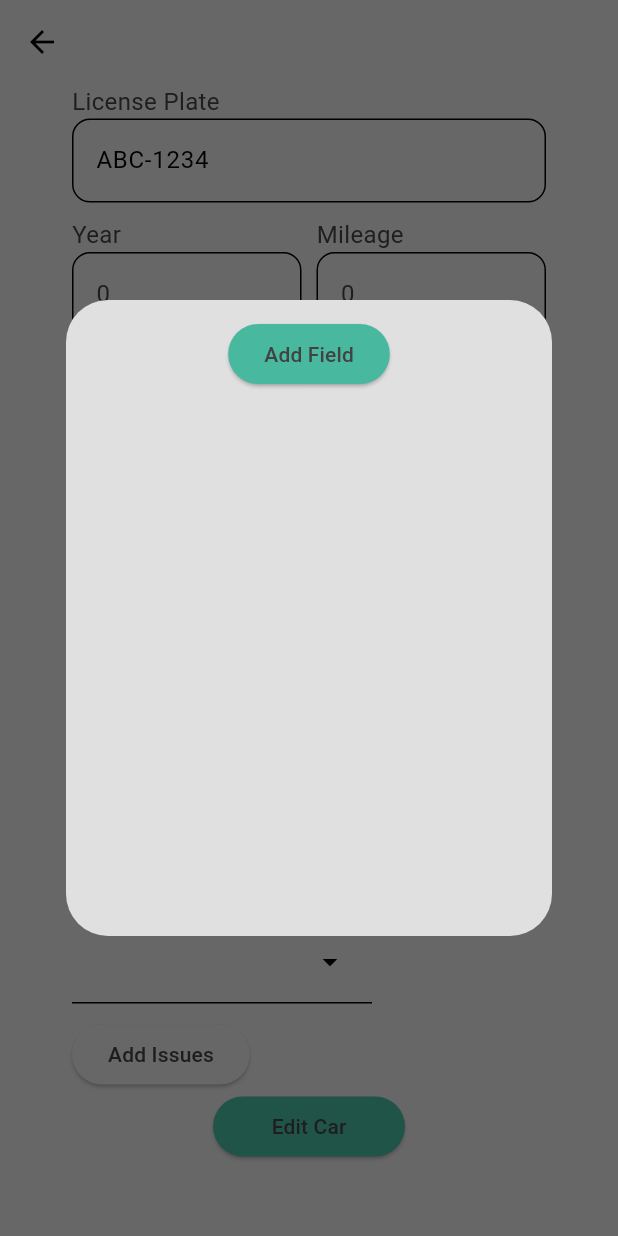
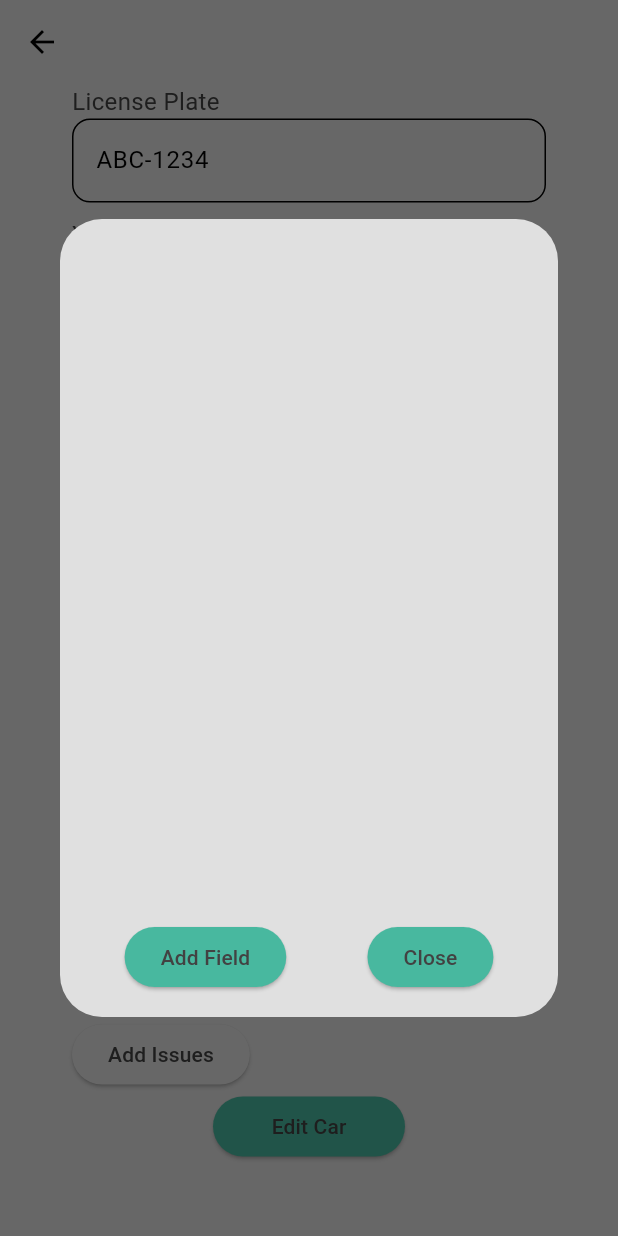
Before and after one commit to chrisgw4/CarStax-App, a Flutter app: the EditCarPage screen opened directly with empty values, after a tap on "Add Issues", on a phone screen of 412 x 824 dp. Run offline on Flutter 3.47's test engine with Material 3 defaults, Android fonts, the phone set to English and light mode, and no system bars; missing offline and left inert: dart:ffi, mongo_dart; network calls fail.

Commit message:
Added some extra padding to pages and made the issues popup larger and moved buttons to the bottom

```diff
--- a/car_stax/lib/pages/edit_car_page.dart
+++ b/car_stax/lib/pages/edit_car_page.dart
@@ -134,28 +134,13 @@ class _EditCarPageState extends State<EditCarPage> {
       child: StatefulBuilder(
         builder: (context, setDialogState) {
           return Container(
-            padding: EdgeInsets.all(12),
+            padding: EdgeInsets.all(16),
             child: SizedBox(
-              width: 300,
-              height: 400,
+              width: 350,
+              height: 500,
               child: Column(
                 children: [
-                  ElevatedButton(
-                    style: ElevatedButton.styleFrom(
-                      backgroundColor: Theme.of(context).colorScheme.tertiary,
-                    ),
-                    onPressed: () {
-                      setDialogState(() {
-                        warningList.add(TextEditingController());
-                      });
-                    },
-                    child: Text(
-                      "Add Field",
-                      style: TextStyle(color: Theme.of(context).colorScheme.inversePrimary),
-                    ),
-                  ),
 
-                  SizedBox(height: 10,),
 
                   Expanded(
                     child: StreamBuilder(
@@ -192,6 +177,42 @@ class _EditCarPageState extends State<EditCarPage> {
                     )
 
                   ),
+
+                  // Buttons
+                  SizedBox(height: 10,),
+                  Row(
+                    mainAxisAlignment: MainAxisAlignment.spaceAround,
+                    children: [
+                      ElevatedButton(
+                        style: ElevatedButton.styleFrom(
+                          backgroundColor: Theme.of(context).colorScheme.tertiary,
+                        ),
+                        onPressed: () {
+                          setDialogState(() {
+                            warningList.add(TextEditingController());
+                          });
+                        },
+                        child: Text(
+                          "Add Field",
+                          style: TextStyle(color: Theme.of(context).colorScheme.inversePrimary),
+                        ),
+                      ),
+
+                      ElevatedButton(
+                        style: ElevatedButton.styleFrom(
+                          backgroundColor: Theme.of(context).colorScheme.tertiary,
+                        ),
+                        onPressed: () {
+                          Navigator.pop(context);
+                        },
+                        child: Text(
+                          "Close",
+                          style: TextStyle(color: Theme.of(context).colorScheme.inversePrimary),
+                        ),
+                      ),
+                    ],
+                  )
+
                 ],
               ),
             ),
@@ -314,6 +335,7 @@ class _EditCarPageState extends State<EditCarPage> {
                   textAlign: TextAlign.center,
                   width: 200,
 
+
                   inputDecorationTheme: const InputDecorationTheme(
                     filled: true,
 
@@ -420,8 +442,11 @@ class _EditCarPageState extends State<EditCarPage> {
                             )
                         )
                     ),
+
                   ],
-                )
+
+                ),
+                SizedBox(height: 100,)
               ],
             ),
           ),
--- a/car_stax/lib/pages/home_page.dart
+++ b/car_stax/lib/pages/home_page.dart
@@ -60,14 +60,15 @@ class HomePage extends StatelessWidget {
 
 
           ),
-          padding: EdgeInsets.only(left: 48, right: 48, ),
+          padding: EdgeInsets.only(left: 48, right: 48,),
           child: Column(
             // Centers Text
             crossAxisAlignment: CrossAxisAlignment.center,
             children: [
               // Text("Temp Home Page"),
               // CarListBuilder(),
-              CarListBuilderStf()
+              CarListBuilderStf(),
+
 
             ],
           ),
```
Also changed, not shown: car_stax/lib/components/car_list_builder.dart (+26 -0 lines), car_stax/lib/pages/add_car_page.dart (+40 -20 lines).
